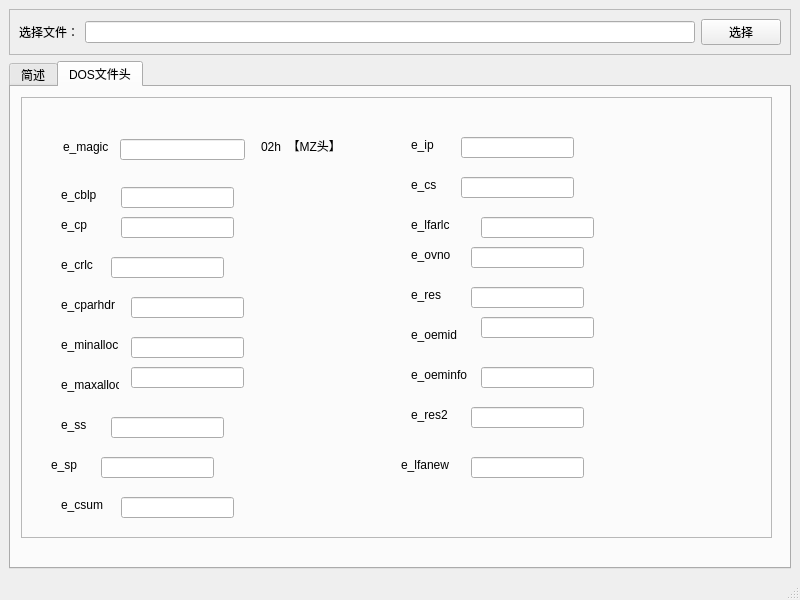
The window that PETools/mainwindow.ui (zhangjx00/qt-demo) describes before a commit, drawn with Qt 5.
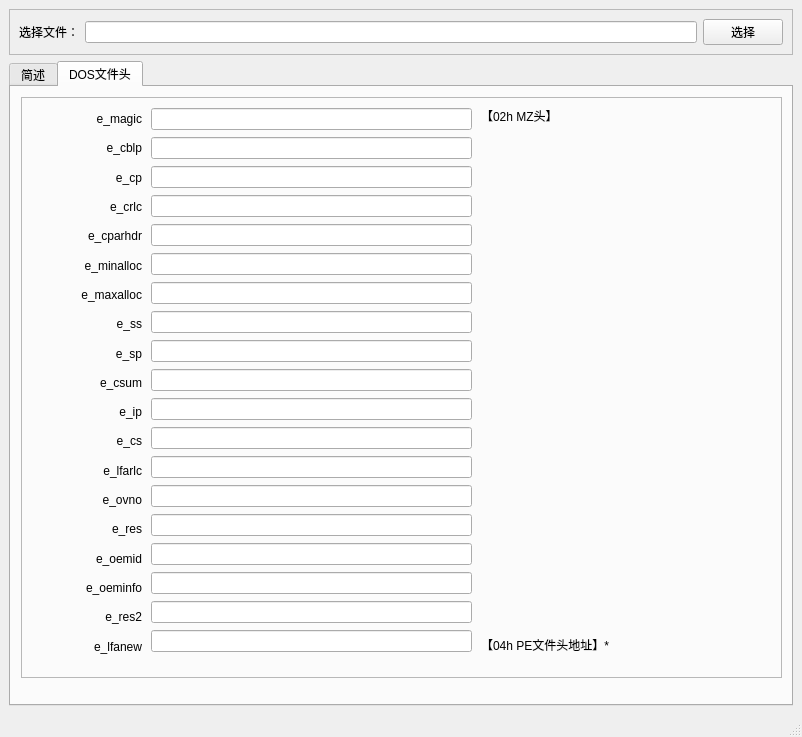
The same window after the commit.

Commit message: dos文件头解析

The edit to the form file:
```diff
--- a/PETools/mainwindow.ui
+++ b/PETools/mainwindow.ui
@@ -6,8 +6,8 @@
    <rect>
     <x>0</x>
     <y>0</y>
-    <width>800</width>
-    <height>600</height>
+    <width>802</width>
+    <height>737</height>
    </rect>
   </property>
   <property name="windowTitle">
@@ -73,8 +73,8 @@
          <rect>
           <x>10</x>
           <y>10</y>
-          <width>751</width>
-          <height>441</height>
+          <width>761</width>
+          <height>581</height>
          </rect>
         </property>
         <property name="frameShape">
@@ -83,465 +83,302 @@
         <property name="frameShadow">
          <enum>QFrame::Raised</enum>
         </property>
-        <widget class="QWidget" name="widget" native="true">
-         <property name="geometry">
-          <rect>
-           <x>30</x>
-           <y>30</y>
-           <width>351</width>
-           <height>45</height>
-          </rect>
-         </property>
-         <widget class="QLabel" name="label_2">
-          <property name="geometry">
-           <rect>
-            <x>12</x>
-            <y>12</y>
-            <width>49</width>
-            <height>16</height>
-           </rect>
-          </property>
-          <property name="text">
-           <string>e_magic</string>
-          </property>
-         </widget>
-         <widget class="QLineEdit" name="e_magic">
-          <property name="geometry">
-           <rect>
-            <x>69</x>
-            <y>12</y>
-            <width>125</width>
-            <height>21</height>
-           </rect>
-          </property>
-         </widget>
          <widget class="QLabel" name="label_3">
           <property name="geometry">
            <rect>
-            <x>210</x>
+           <x>460</x>
             <y>10</y>
             <width>90</width>
             <height>18</height>
            </rect>
           </property>
           <property name="text">
-           <string>02h  【MZ头】</string>
-          </property>
-         </widget>
+          <string>【02h MZ头】</string>
+         </property>
+        </widget>
+        <widget class="QLabel" name="label_22">
+         <property name="geometry">
+          <rect>
+           <x>460</x>
+           <y>540</y>
+           <width>161</width>
+           <height>16</height>
+          </rect>
+         </property>
+         <property name="text">
+          <string>【04h PE文件头地址】*</string>
+         </property>
         </widget>
+        <widget class="QWidget" name="">
+         <property name="geometry">
+          <rect>
+           <x>20</x>
+           <y>10</y>
+           <width>101</width>
+           <height>551</height>
+          </rect>
+         </property>
+         <layout class="QGridLayout" name="gridLayout">
+          <item row="0" column="0">
+           <widget class="QLabel" name="label_2">
+            <property name="text">
+             <string>e_magic</string>
+            </property>
+            <property name="alignment">
+             <set>Qt::AlignRight|Qt::AlignTrailing|Qt::AlignVCenter</set>
+            </property>
+           </widget>
+          </item>
+          <item row="1" column="0">
         <widget class="QLabel" name="label_4">
-         <property name="geometry">
-          <rect>
-           <x>40</x>
-           <y>90</y>
-           <width>58</width>
-           <height>16</height>
-          </rect>
-         </property>
          <property name="text">
           <string>e_cblp</string>
          </property>
-        </widget>
+            <property name="alignment">
+             <set>Qt::AlignRight|Qt::AlignTrailing|Qt::AlignVCenter</set>
+            </property>
+           </widget>
+          </item>
+          <item row="2" column="0">
         <widget class="QLabel" name="label_5">
-         <property name="geometry">
-          <rect>
-           <x>40</x>
-           <y>120</y>
-           <width>58</width>
-           <height>16</height>
-          </rect>
-         </property>
          <property name="text">
           <string>e_cp</string>
          </property>
-        </widget>
+            <property name="alignment">
+             <set>Qt::AlignRight|Qt::AlignTrailing|Qt::AlignVCenter</set>
+            </property>
+           </widget>
+          </item>
+          <item row="3" column="0">
         <widget class="QLabel" name="label_6">
-         <property name="geometry">
-          <rect>
-           <x>40</x>
-           <y>160</y>
-           <width>58</width>
-           <height>16</height>
-          </rect>
-         </property>
          <property name="text">
           <string>e_crlc</string>
          </property>
-        </widget>
+            <property name="alignment">
+             <set>Qt::AlignRight|Qt::AlignTrailing|Qt::AlignVCenter</set>
+            </property>
+           </widget>
+          </item>
+          <item row="4" column="0">
         <widget class="QLabel" name="label_7">
-         <property name="geometry">
-          <rect>
-           <x>40</x>
-           <y>200</y>
-           <width>58</width>
-           <height>16</height>
-          </rect>
-         </property>
          <property name="text">
           <string>e_cparhdr</string>
          </property>
-        </widget>
+            <property name="alignment">
+             <set>Qt::AlignRight|Qt::AlignTrailing|Qt::AlignVCenter</set>
+            </property>
+           </widget>
+          </item>
+          <item row="5" column="0">
         <widget class="QLabel" name="label_8">
-         <property name="geometry">
-          <rect>
-           <x>40</x>
-           <y>240</y>
-           <width>58</width>
-           <height>16</height>
-          </rect>
-         </property>
          <property name="text">
           <string>e_minalloc</string>
          </property>
-        </widget>
+            <property name="alignment">
+             <set>Qt::AlignRight|Qt::AlignTrailing|Qt::AlignVCenter</set>
+            </property>
+           </widget>
+          </item>
+          <item row="6" column="0">
         <widget class="QLabel" name="label_9">
-         <property name="geometry">
-          <rect>
-           <x>40</x>
-           <y>280</y>
-           <width>58</width>
-           <height>16</height>
-          </rect>
-         </property>
          <property name="text">
           <string>e_maxalloc</string>
          </property>
-        </widget>
+            <property name="alignment">
+             <set>Qt::AlignRight|Qt::AlignTrailing|Qt::AlignVCenter</set>
+            </property>
+           </widget>
+          </item>
+          <item row="7" column="0">
         <widget class="QLabel" name="label_10">
-         <property name="geometry">
-          <rect>
-           <x>40</x>
-           <y>320</y>
-           <width>58</width>
-           <height>16</height>
-          </rect>
-         </property>
          <property name="text">
           <string>e_ss</string>
          </property>
-        </widget>
+            <property name="alignment">
+             <set>Qt::AlignRight|Qt::AlignTrailing|Qt::AlignVCenter</set>
+            </property>
+           </widget>
+          </item>
+          <item row="8" column="0">
         <widget class="QLabel" name="label_11">
-         <property name="geometry">
-          <rect>
-           <x>30</x>
-           <y>360</y>
-           <width>58</width>
-           <height>16</height>
-          </rect>
-         </property>
          <property name="text">
           <string>e_sp</string>
          </property>
-        </widget>
+            <property name="alignment">
+             <set>Qt::AlignRight|Qt::AlignTrailing|Qt::AlignVCenter</set>
+            </property>
+           </widget>
+          </item>
+          <item row="9" column="0">
         <widget class="QLabel" name="label_12">
-         <property name="geometry">
-          <rect>
-           <x>40</x>
-           <y>400</y>
-           <width>58</width>
-           <height>16</height>
-          </rect>
-         </property>
          <property name="text">
           <string>e_csum</string>
          </property>
-        </widget>
+            <property name="alignment">
+             <set>Qt::AlignRight|Qt::AlignTrailing|Qt::AlignVCenter</set>
+            </property>
+           </widget>
+          </item>
+          <item row="10" column="0">
         <widget class="QLabel" name="label_13">
-         <property name="geometry">
-          <rect>
-           <x>390</x>
-           <y>40</y>
-           <width>58</width>
-           <height>16</height>
-          </rect>
-         </property>
          <property name="text">
           <string>e_ip</string>
          </property>
-        </widget>
+            <property name="alignment">
+             <set>Qt::AlignRight|Qt::AlignTrailing|Qt::AlignVCenter</set>
+            </property>
+           </widget>
+          </item>
+          <item row="11" column="0">
         <widget class="QLabel" name="label_14">
-         <property name="geometry">
-          <rect>
-           <x>390</x>
-           <y>80</y>
-           <width>58</width>
-           <height>16</height>
-          </rect>
-         </property>
          <property name="text">
           <string>e_cs</string>
          </property>
-        </widget>
+            <property name="alignment">
+             <set>Qt::AlignRight|Qt::AlignTrailing|Qt::AlignVCenter</set>
+            </property>
+           </widget>
+          </item>
+          <item row="12" column="0">
         <widget class="QLabel" name="label_15">
-         <property name="geometry">
-          <rect>
-           <x>390</x>
-           <y>120</y>
-           <width>58</width>
-           <height>16</height>
-          </rect>
-         </property>
          <property name="text">
           <string>e_lfarlc</string>
          </property>
-        </widget>
+            <property name="alignment">
+             <set>Qt::AlignRight|Qt::AlignTrailing|Qt::AlignVCenter</set>
+            </property>
+           </widget>
+          </item>
+          <item row="13" column="0">
         <widget class="QLabel" name="label_16">
-         <property name="geometry">
-          <rect>
-           <x>390</x>
-           <y>150</y>
-           <width>58</width>
-           <height>16</height>
-          </rect>
-         </property>
          <property name="text">
           <string>e_ovno</string>
          </property>
-        </widget>
+            <property name="alignment">
+             <set>Qt::AlignRight|Qt::AlignTrailing|Qt::AlignVCenter</set>
+            </property>
+           </widget>
+          </item>
+          <item row="14" column="0">
         <widget class="QLabel" name="label_17">
-         <property name="geometry">
-          <rect>
-           <x>390</x>
-           <y>190</y>
-           <width>58</width>
-           <height>16</height>
-          </rect>
-         </property>
          <property name="text">
           <string>e_res</string>
          </property>
-        </widget>
+            <property name="alignment">
+             <set>Qt::AlignRight|Qt::AlignTrailing|Qt::AlignVCenter</set>
+            </property>
+           </widget>
+          </item>
+          <item row="15" column="0">
         <widget class="QLabel" name="label_18">
-         <property name="geometry">
-          <rect>
-           <x>390</x>
-           <y>230</y>
-           <width>58</width>
-           <height>16</height>
-          </rect>
-         </property>
          <property name="text">
           <string>e_oemid</string>
          </property>
-        </widget>
+            <property name="alignment">
+             <set>Qt::AlignRight|Qt::AlignTrailing|Qt::AlignVCenter</set>
+            </property>
+           </widget>
+          </item>
+          <item row="16" column="0">
         <widget class="QLabel" name="label_19">
-         <property name="geometry">
-          <rect>
-           <x>390</x>
-           <y>270</y>
-           <width>58</width>
-           <height>16</height>
-          </rect>
-         </property>
          <property name="text">
           <string>e_oeminfo</string>
          </property>
-        </widget>
+            <property name="alignment">
+             <set>Qt::AlignRight|Qt::AlignTrailing|Qt::AlignVCenter</set>
+            </property>
+           </widget>
+          </item>
+          <item row="17" column="0">
         <widget class="QLabel" name="label_20">
-         <property name="geometry">
-          <rect>
-           <x>390</x>
-           <y>310</y>
-           <width>58</width>
-           <height>16</height>
-          </rect>
-         </property>
          <property name="text">
           <string>e_res2</string>
          </property>
-        </widget>
+            <property name="alignment">
+             <set>Qt::AlignRight|Qt::AlignTrailing|Qt::AlignVCenter</set>
+            </property>
+           </widget>
+          </item>
+          <item row="18" column="0">
         <widget class="QLabel" name="label_21">
-         <property name="geometry">
-          <rect>
-           <x>380</x>
-           <y>360</y>
-           <width>58</width>
-           <height>16</height>
-          </rect>
-         </property>
          <property name="text">
           <string>e_lfanew</string>
          </property>
-        </widget>
-        <widget class="QLineEdit" name="e_cblp">
-         <property name="geometry">
-          <rect>
-           <x>100</x>
-           <y>90</y>
-           <width>113</width>
-           <height>21</height>
-          </rect>
-         </property>
-        </widget>
-        <widget class="QLineEdit" name="e_cp">
-         <property name="geometry">
-          <rect>
-           <x>100</x>
-           <y>120</y>
-           <width>113</width>
-           <height>21</height>
-          </rect>
-         </property>
+            <property name="alignment">
+             <set>Qt::AlignRight|Qt::AlignTrailing|Qt::AlignVCenter</set>
+            </property>
+           </widget>
+          </item>
+         </layout>
         </widget>
-        <widget class="QLineEdit" name="e_crlc">
+        <widget class="QWidget" name="">
          <property name="geometry">
           <rect>
-           <x>90</x>
-           <y>160</y>
-           <width>113</width>
-           <height>21</height>
+           <x>130</x>
+           <y>10</y>
+           <width>321</width>
+           <height>551</height>
           </rect>
          </property>
-        </widget>
-        <widget class="QLineEdit" name="e_cparhdr">
-         <property name="geometry">
-          <rect>
-           <x>110</x>
-           <y>200</y>
-           <width>113</width>
-           <height>21</height>
-          </rect>
-         </property>
-        </widget>
-        <widget class="QLineEdit" name="e_minalloc">
-         <property name="geometry">
-          <rect>
-           <x>110</x>
-           <y>240</y>
-           <width>113</width>
-           <height>21</height>
-          </rect>
-         </property>
-        </widget>
-        <widget class="QLineEdit" name="e_maxalloc">
-         <property name="geometry">
-          <rect>
-           <x>110</x>
-           <y>270</y>
-           <width>113</width>
-           <height>21</height>
-          </rect>
-         </property>
-        </widget>
-        <widget class="QLineEdit" name="e_ss">
-         <property name="geometry">
-          <rect>
-           <x>90</x>
-           <y>320</y>
-           <width>113</width>
-           <height>21</height>
-          </rect>
-         </property>
-        </widget>
-        <widget class="QLineEdit" name="e_sp">
-         <property name="geometry">
-          <rect>
-           <x>80</x>
-           <y>360</y>
-           <width>113</width>
-           <height>21</height>
-          </rect>
-         </property>
-        </widget>
-        <widget class="QLineEdit" name="e_csum">
-         <property name="geometry">
-          <rect>
-           <x>100</x>
-           <y>400</y>
-           <width>113</width>
-           <height>21</height>
-          </rect>
-         </property>
-        </widget>
-        <widget class="QLineEdit" name="e_ip">
-         <property name="geometry">
-          <rect>
-           <x>440</x>
-           <y>40</y>
-           <width>113</width>
-           <height>21</height>
-          </rect>
-         </property>
-        </widget>
-        <widget class="QLineEdit" name="e_cs">
-         <property name="geometry">
-          <rect>
-           <x>440</x>
-           <y>80</y>
-           <width>113</width>
-           <height>21</height>
-          </rect>
-         </property>
-        </widget>
-        <widget class="QLineEdit" name="e_lfarlc">
-         <property name="geometry">
-          <rect>
-           <x>460</x>
-           <y>120</y>
-           <width>113</width>
-           <height>21</height>
-          </rect>
-         </property>
-        </widget>
-        <widget class="QLineEdit" name="e_ovno">
-         <property name="geometry">
-          <rect>
-           <x>450</x>
-           <y>150</y>
-           <width>113</width>
-           <height>21</height>
-          </rect>
-         </property>
-        </widget>
-        <widget class="QLineEdit" name="e_res">
-         <property name="geometry">
-          <rect>
-           <x>450</x>
-           <y>190</y>
-           <width>113</width>
-           <height>21</height>
-          </rect>
-         </property>
-        </widget>
-        <widget class="QLineEdit" name="e_oemid">
-         <property name="geometry">
-          <rect>
-           <x>460</x>
-           <y>220</y>
-           <width>113</width>
-           <height>21</height>
-          </rect>
-         </property>
-        </widget>
-        <widget class="QLineEdit" name="e_oeminfo">
-         <property name="geometry">
-          <rect>
-           <x>460</x>
-           <y>270</y>
-           <width>113</width>
-           <height>21</height>
-          </rect>
-         </property>
-        </widget>
-        <widget class="QLineEdit" name="e_res2">
-         <property name="geometry">
-          <rect>
-           <x>450</x>
-           <y>310</y>
-           <width>113</width>
-           <height>21</height>
-          </rect>
-         </property>
-        </widget>
-        <widget class="QLineEdit" name="e_lfanew">
-         <property name="geometry">
-          <rect>
-           <x>450</x>
-           <y>360</y>
-           <width>113</width>
-           <height>21</height>
-          </rect>
-         </property>
+         <layout class="QGridLayout" name="gridLayout_2">
+          <item row="0" column="0">
+           <widget class="QLineEdit" name="e_magic"/>
+          </item>
+          <item row="1" column="0">
+           <widget class="QLineEdit" name="e_cblp"/>
+          </item>
+          <item row="2" column="0">
+           <widget class="QLineEdit" name="e_cp"/>
+          </item>
+          <item row="3" column="0">
+           <widget class="QLineEdit" name="e_crlc"/>
+          </item>
+          <item row="4" column="0">
+           <widget class="QLineEdit" name="e_cparhdr"/>
+          </item>
+          <item row="5" column="0">
+           <widget class="QLineEdit" name="e_minalloc"/>
+          </item>
+          <item row="6" column="0">
+           <widget class="QLineEdit" name="e_maxalloc"/>
+          </item>
+          <item row="7" column="0">
+           <widget class="QLineEdit" name="e_ss"/>
+          </item>
+          <item row="8" column="0">
+           <widget class="QLineEdit" name="e_sp"/>
+          </item>
+          <item row="9" column="0">
+           <widget class="QLineEdit" name="e_csum"/>
+          </item>
+          <item row="10" column="0">
+           <widget class="QLineEdit" name="e_ip"/>
+          </item>
+          <item row="11" column="0">
+           <widget class="QLineEdit" name="e_cs"/>
+          </item>
+          <item row="12" column="0">
+           <widget class="QLineEdit" name="e_lfarlc"/>
+          </item>
+          <item row="13" column="0">
+           <widget class="QLineEdit" name="e_ovno"/>
+          </item>
+          <item row="14" column="0">
+           <widget class="QLineEdit" name="e_res"/>
+          </item>
+          <item row="15" column="0">
+           <widget class="QLineEdit" name="e_oemid"/>
+          </item>
+          <item row="16" column="0">
+           <widget class="QLineEdit" name="e_oeminfo"/>
+          </item>
+          <item row="17" column="0">
+           <widget class="QLineEdit" name="e_res2"/>
+          </item>
+          <item row="18" column="0">
+           <widget class="QLineEdit" name="e_lfanew"/>
+          </item>
+         </layout>
         </widget>
        </widget>
       </widget>
```
Left out of the diff: 2 changed lines with no effect on the pictures. Lines whose indentation alone changed are shown as unchanged. The commit also changes 3 other files.
